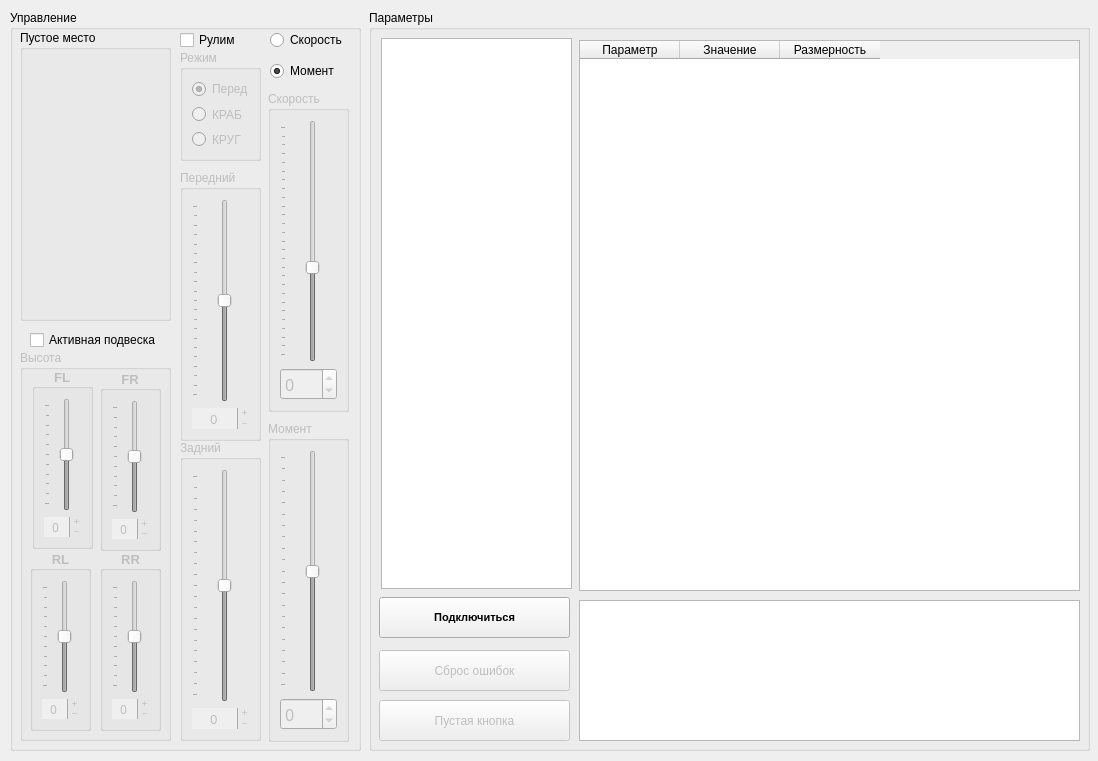
The window that VMU_monitor_v1.ui (hochu-leto/EVIS) describes before a commit, drawn with Qt 5.
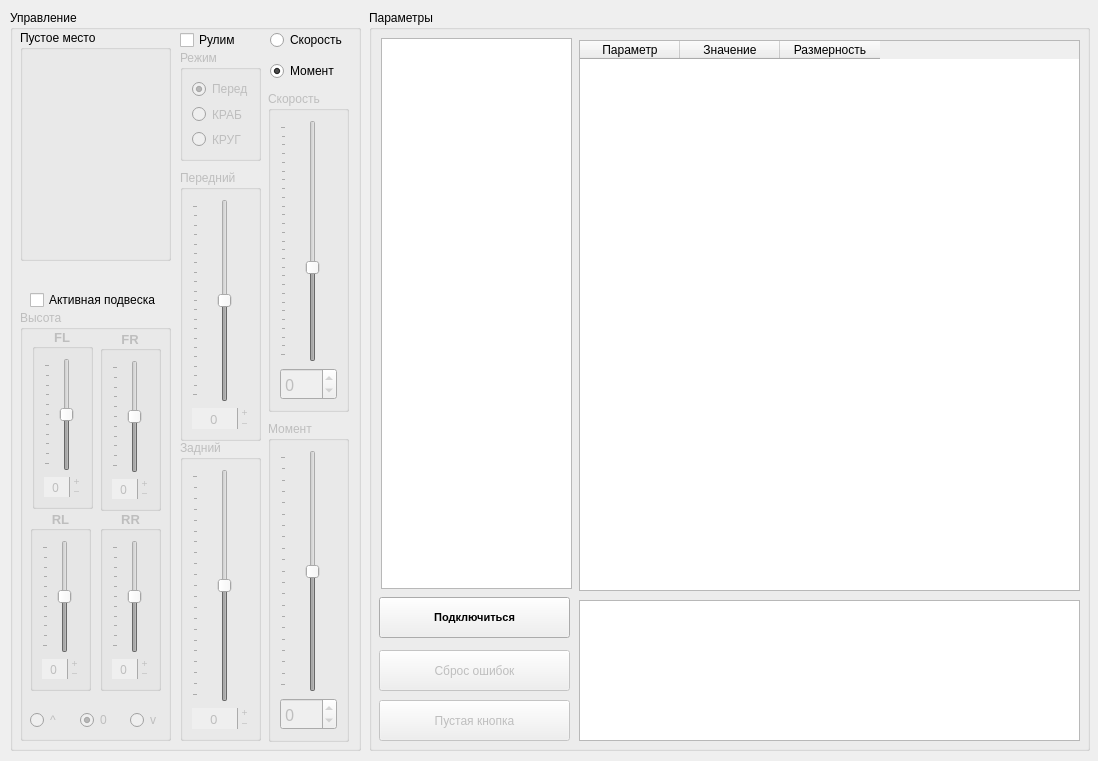
The same window after the commit.

What changed in the file:
```diff
--- a/VMU_monitor_v1.ui
+++ b/VMU_monitor_v1.ui
@@ -486,9 +486,9 @@
      <property name="geometry">
       <rect>
        <x>10</x>
-       <y>340</y>
+       <y>300</y>
        <width>151</width>
-       <height>391</height>
+       <height>431</height>
       </rect>
      </property>
      <property name="title">
@@ -902,6 +902,57 @@
        </item>
       </layout>
      </widget>
+     <widget class="QRadioButton" name="max_pos_sus_rb">
+      <property name="geometry">
+       <rect>
+        <x>10</x>
+        <y>400</y>
+        <width>41</width>
+        <height>20</height>
+       </rect>
+      </property>
+      <property name="text">
+       <string>^</string>
+      </property>
+      <attribute name="buttonGroup">
+       <string notr="true">buttonGroup_2</string>
+      </attribute>
+     </widget>
+     <widget class="QRadioButton" name="zero_pos_sus_rb">
+      <property name="geometry">
+       <rect>
+        <x>60</x>
+        <y>400</y>
+        <width>31</width>
+        <height>20</height>
+       </rect>
+      </property>
+      <property name="text">
+       <string>0</string>
+      </property>
+      <property name="checked">
+       <bool>true</bool>
+      </property>
+      <attribute name="buttonGroup">
+       <string notr="true">buttonGroup_2</string>
+      </attribute>
+     </widget>
+     <widget class="QRadioButton" name="min_pos_sus_rb">
+      <property name="geometry">
+       <rect>
+        <x>110</x>
+        <y>400</y>
+        <width>41</width>
+        <height>20</height>
+       </rect>
+      </property>
+      <property name="text">
+       <string>v</string>
+      </property>
+      <attribute name="buttonGroup">
+       <string notr="true">buttonGroup_2</string>
+      </attribute>
+     </widget>
     </widget>
     <widget class="QGroupBox" name="speed_box">
      <property name="enabled">
@@ -1013,7 +1064,7 @@
      <property name="geometry">
       <rect>
        <x>20</x>
-       <y>320</y>
+       <y>280</y>
        <width>141</width>
        <height>20</height>
       </rect>
@@ -1028,7 +1079,7 @@
        <x>10</x>
        <y>20</y>
        <width>151</width>
-       <height>291</height>
+       <height>231</height>
       </rect>
      </property>
      <property name="title">
```
Left out of the diff: 1 changed line with no effect on the pictures.
